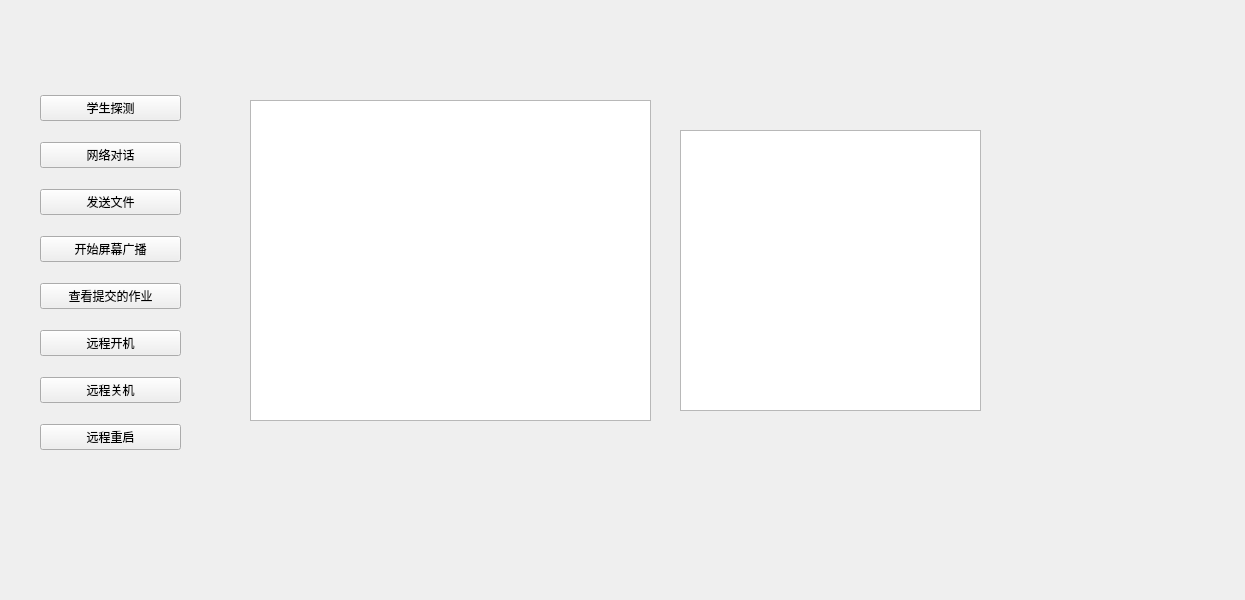
Before: the Qt Designer form widget.ui in hzy-gitting/DMTJX-Teacher, drawn with Qt 5.
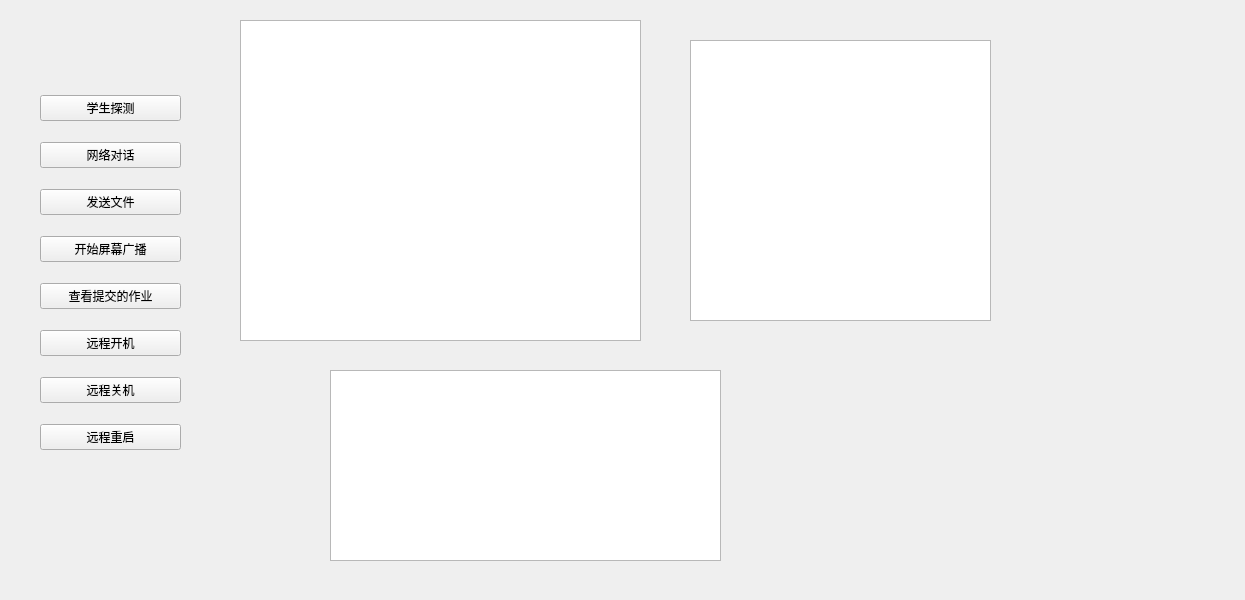
After: the same form once the commit is applied.

Diff of the .ui file:
```diff
--- a/widget.ui
+++ b/widget.ui
@@ -16,8 +16,8 @@
   <widget class="QTableWidget" name="tableWidget">
    <property name="geometry">
     <rect>
-     <x>250</x>
-     <y>100</y>
+     <x>240</x>
+     <y>20</y>
      <width>401</width>
      <height>321</height>
     </rect>
@@ -26,8 +26,8 @@
   <widget class="QListWidget" name="studentListWidget">
    <property name="geometry">
     <rect>
-     <x>680</x>
-     <y>130</y>
+     <x>690</x>
+     <y>40</y>
      <width>301</width>
      <height>281</height>
     </rect>
@@ -110,6 +110,16 @@
     </item>
    </layout>
   </widget>
+  <widget class="QTextEdit" name="msgRcvEdit">
+   <property name="geometry">
+    <rect>
+     <x>330</x>
+     <y>370</y>
+     <width>391</width>
+     <height>191</height>
+    </rect>
+   </property>
+  </widget>
  </widget>
  <resources/>
  <connections/>
```
